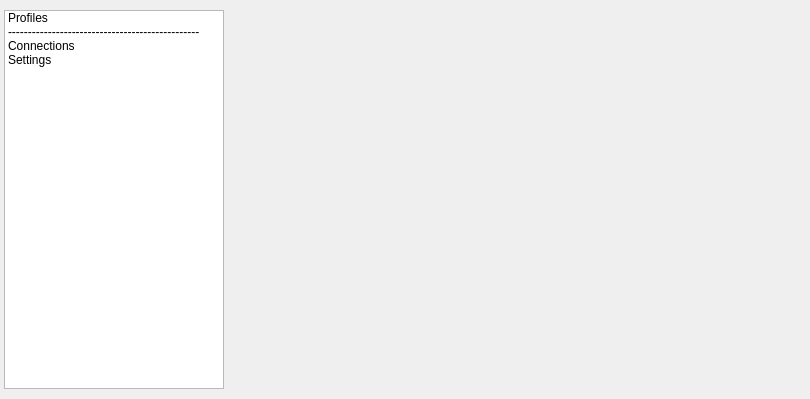
The window that subprojects/manager/ui/mainwindow.ui (dev-0x7C6/wiimotedev) describes before a commit, drawn with Qt 5.
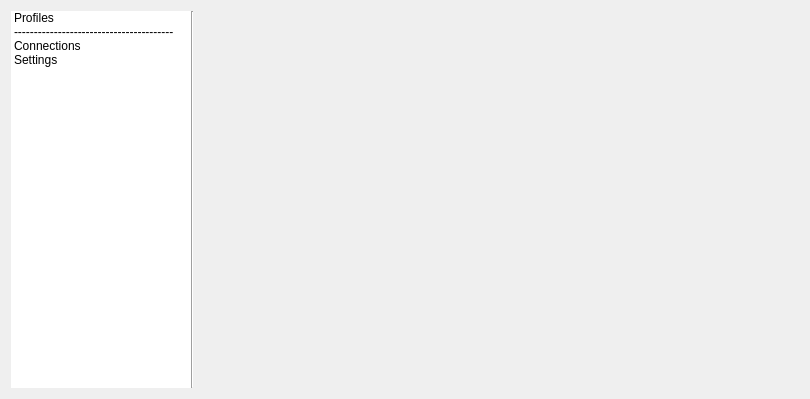
The same window after the commit. The open tabs and pages were chosen to show the change. Icons and pictures are not drawn.

Commit message: Improved gui in general (better user experience)

```diff
--- a/subprojects/manager/ui/mainwindow.ui
+++ b/subprojects/manager/ui/mainwindow.ui
@@ -21,33 +21,19 @@
     <property name="spacing">
      <number>0</number>
     </property>
-    <property name="margin">
-     <number>0</number>
-    </property>
-    <item>
-     <layout class="QVBoxLayout" name="verticalLayout">
-      <property name="leftMargin">
-       <number>4</number>
-      </property>
-      <property name="topMargin">
-       <number>10</number>
-      </property>
-      <property name="bottomMargin">
-       <number>10</number>
-      </property>
       <item>
        <widget class="QListWidget" name="list">
         <property name="maximumSize">
          <size>
-          <width>220</width>
+        <width>180</width>
           <height>16777215</height>
          </size>
         </property>
         <property name="frameShape">
-         <enum>QFrame::StyledPanel</enum>
+       <enum>QFrame::NoFrame</enum>
         </property>
         <property name="frameShadow">
-         <enum>QFrame::Sunken</enum>
+       <enum>QFrame::Plain</enum>
         </property>
         <property name="autoScrollMargin">
          <number>19</number>
@@ -81,7 +67,7 @@
         </item>
         <item>
          <property name="text">
-          <string>------------------------------------------------</string>
+        <string>----------------------------------------</string>
          </property>
          <property name="font">
           <font>
@@ -112,7 +98,12 @@
         </item>
        </widget>
       </item>
-     </layout>
+    <item>
+     <widget class="Line" name="line">
+      <property name="orientation">
+       <enum>Qt::Vertical</enum>
+      </property>
+     </widget>
     </item>
     <item>
      <layout class="QVBoxLayout" name="verticalLayout_2">
@@ -181,7 +172,7 @@
            <number>0</number>
           </property>
           <item row="0" column="0">
-           <widget class="QScrollArea" name="scrollArea_2">
+           <widget class="QScrollArea" name="profileScrollArea">
             <property name="frameShape">
              <enum>QFrame::NoFrame</enum>
             </property>
@@ -194,13 +185,13 @@
             <property name="widgetResizable">
              <bool>true</bool>
             </property>
-            <widget class="QWidget" name="profileScrollArea">
+            <widget class="QWidget" name="profileScrollAreaContents">
              <property name="geometry">
               <rect>
                <x>0</x>
                <y>0</y>
-               <width>403</width>
-               <height>390</height>
+               <width>100</width>
+               <height>30</height>
               </rect>
              </property>
             </widget>
```
Left out of the diff: 12 changed lines with no effect on the pictures. Lines whose indentation alone changed are shown as unchanged. The commit also changes 6 other files.
